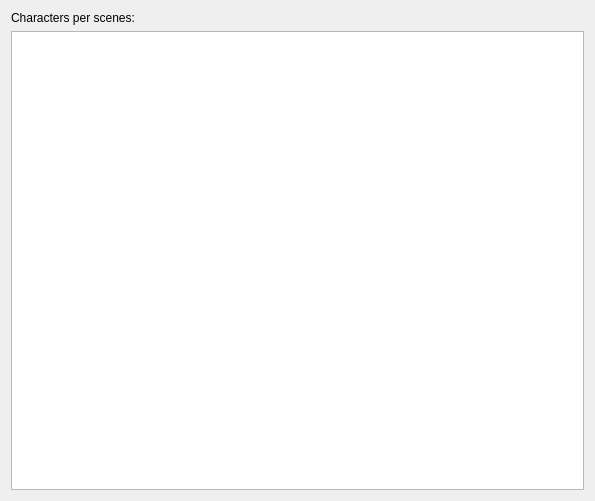
zkovari/plotlyst, file ui/scene_dstribution_widget.ui: the form before one commit.
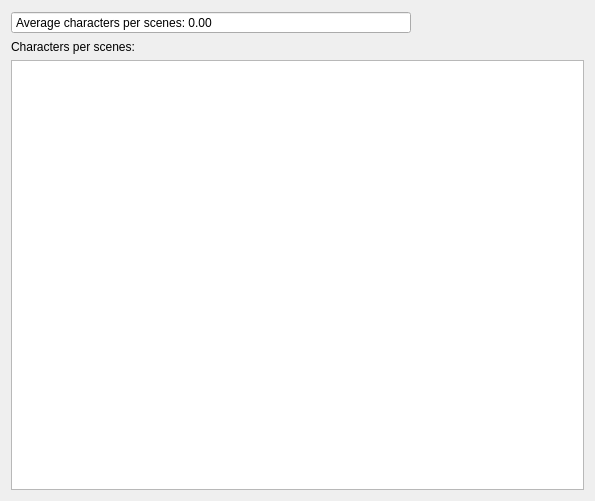
The form after the commit.

Commit message: Add scene filtering

```diff
--- a/ui/scene_dstribution_widget.ui
+++ b/ui/scene_dstribution_widget.ui
@@ -20,6 +20,37 @@
    <string>Form</string>
   </property>
   <layout class="QVBoxLayout" name="verticalLayout">
+   <item>
+    <widget class="QDoubleSpinBox" name="spinAverage">
+     <property name="maximumSize">
+      <size>
+       <width>400</width>
+       <height>16777215</height>
+      </size>
+     </property>
+     <property name="readOnly">
+      <bool>true</bool>
+     </property>
+     <property name="buttonSymbols">
+      <enum>QAbstractSpinBox::NoButtons</enum>
+     </property>
+     <property name="specialValueText">
+      <string/>
+     </property>
+     <property name="accelerated">
+      <bool>false</bool>
+     </property>
+     <property name="keyboardTracking">
+      <bool>false</bool>
+     </property>
+     <property name="showGroupSeparator" stdset="0">
+      <bool>false</bool>
+     </property>
+     <property name="prefix">
+      <string>Average characters per scenes: </string>
+     </property>
+    </widget>
+   </item>
    <item>
     <widget class="QLabel" name="label">
      <property name="text">
```
The commit also changes 4 other files.
